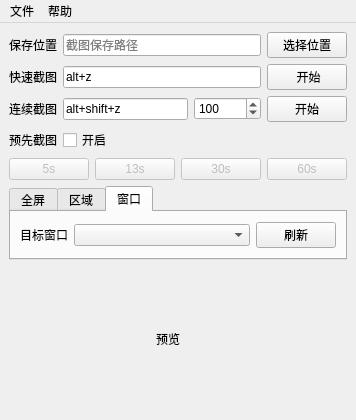
The window that capture/mainwindow.ui (iwxyi/PigeonCapture) describes before a commit, drawn with Qt 5.
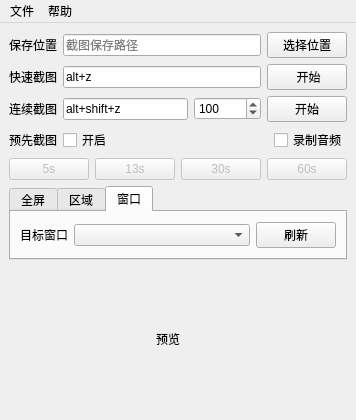
The same window after the commit.

Commit message: 录制Audio似乎有问题？

Diff of the .ui file:
```diff
--- a/capture/mainwindow.ui
+++ b/capture/mainwindow.ui
@@ -176,6 +176,13 @@
           </property>
          </spacer>
         </item>
+        <item>
+         <widget class="QCheckBox" name="recordAudioCheckBox">
+          <property name="text">
+           <string>录制音频</string>
+          </property>
+         </widget>
+        </item>
        </layout>
       </item>
       <item>
```
The commit also changes 3 other files.
